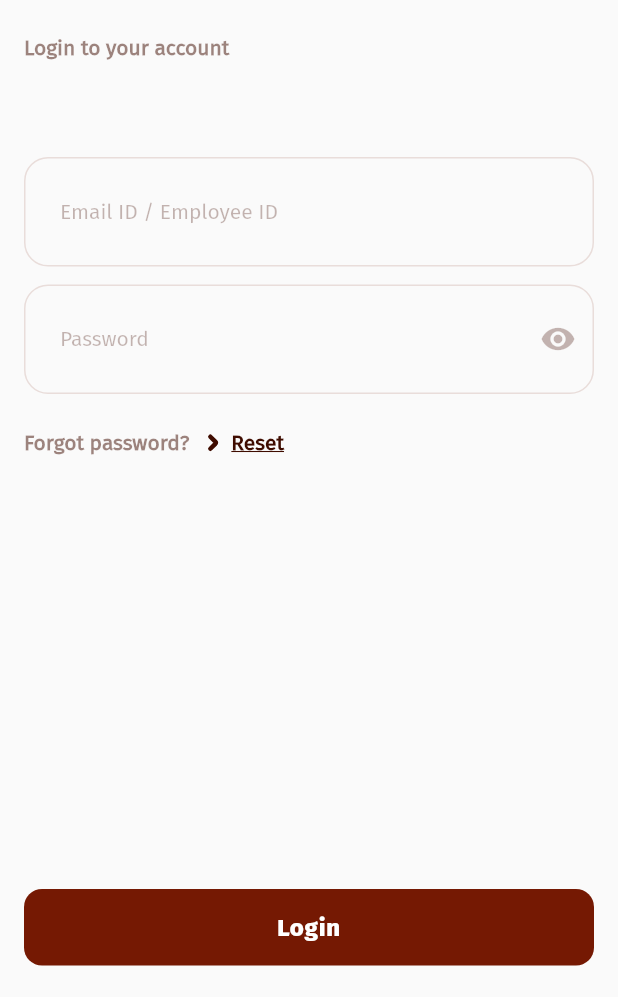
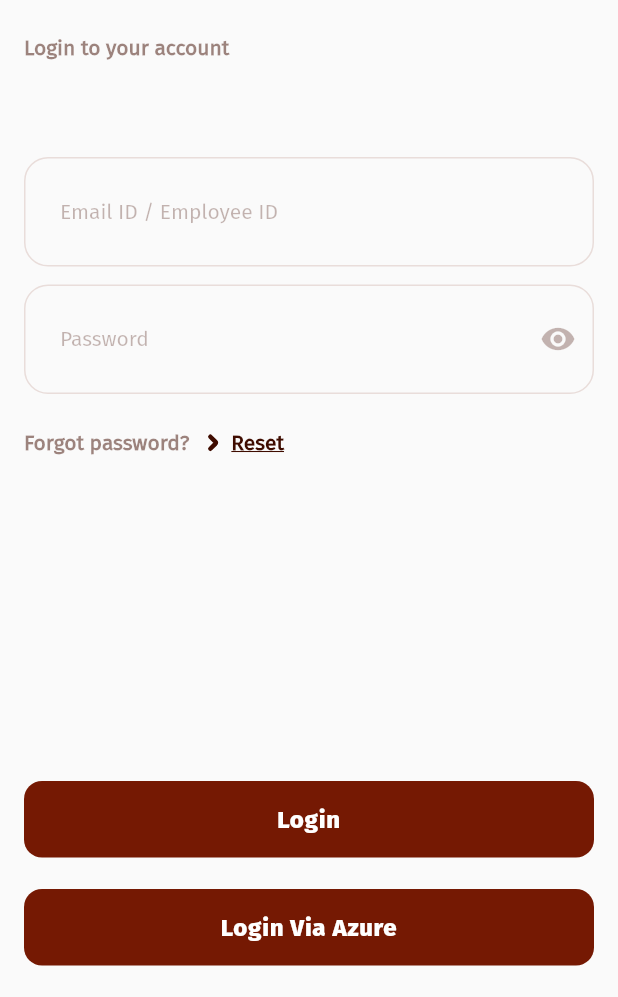
Before and after one commit to ManiTechstar/endura-1.0, a Flutter app: the screen it shows after launch, on a phone screen of 412 x 824 dp, the part 239-1236 px from its top. Run offline on Flutter 3.47's test engine with Material 2 defaults, Android fonts, the light colour scheme and no system bars; our stand-ins replace flutter_spinkit, flutter_svg, geolocator, get, im_stepper, internet_connection_checker and 3 more; missing offline and left inert: maps_launcher; project files that could hold a hidden picture were left out.

Commit message:
UI is added

```diff
--- a/lib/app/modules/login/views/login_view.dart
+++ b/lib/app/modules/login/views/login_view.dart
@@ -17,11 +17,22 @@ class LoginView extends GetView<LoginController> {
   @override
   Widget build(BuildContext context) {
     return Scaffold(
-        bottomNavigationBar: Containers().loginButtonContainer(
-          text: 'Login',
-          onClick: () {
-            controller.login(params: {});
-          },
+        bottomNavigationBar: Column(
+          mainAxisSize: MainAxisSize.min,
+          children: [
+            Containers().loginButtonContainer(
+              text: 'Login',
+              onClick: () {
+                controller.login(params: {});
+              },
+            ),
+            Containers().loginButtonContainer(
+              text: 'Login Via Azure',
+              onClick: () {
+                // controller.login(params: {});
+              },
+            ),
+          ],
         ),
         body: SafeArea(
           child: Obx(
```
